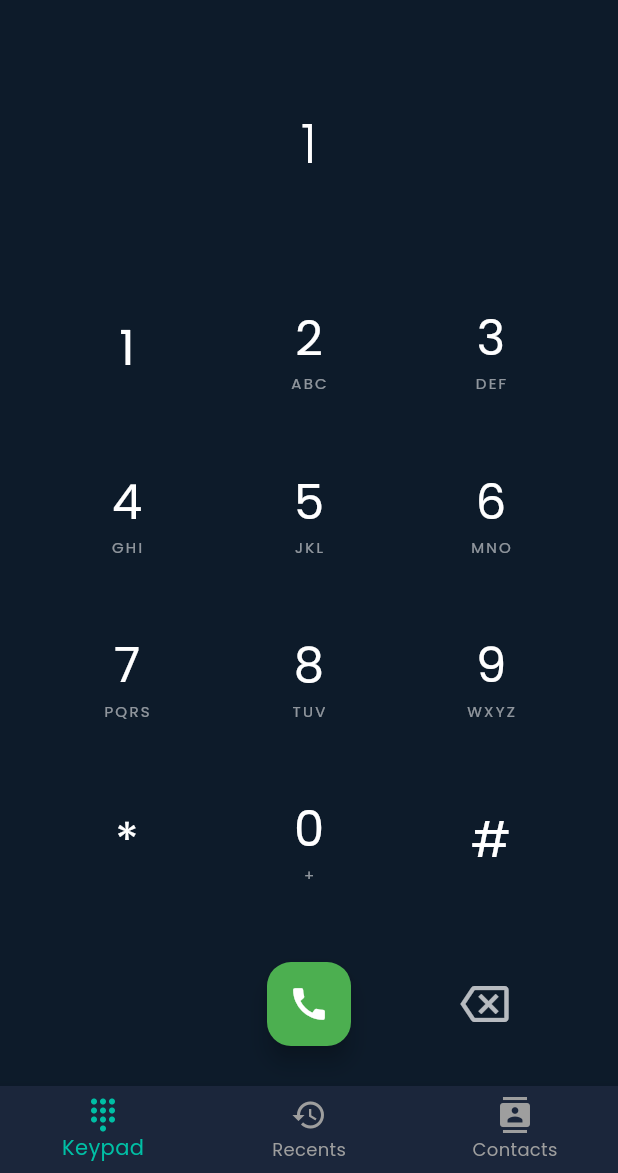
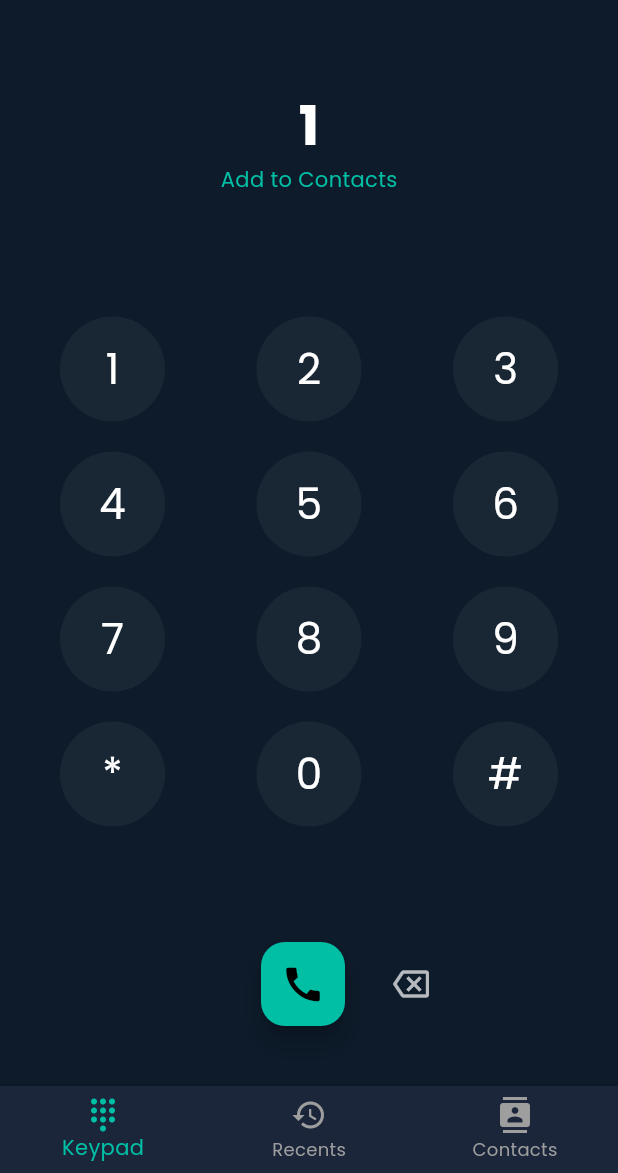
Before and after one commit to vsn-5968/SCAMS, a Flutter app: the screen it shows after launch, after a tap on an icon or button, on a phone screen of 412 x 824 dp, the part 63-1236 px from its top. Run offline on Flutter 3.47's test engine with Material 3 defaults, Android fonts, the phone set to English and light mode, and no system bars; our stand-ins replace google_fonts, permission_handler; missing offline and left inert: agora_rtc_engine; network calls fail.

Commit message:
Reverted Back to Dialer

```diff
--- a/lib/main.dart
+++ b/lib/main.dart
@@ -1,10 +1,9 @@
 import 'package:flutter/material.dart';
 import 'package:google_fonts/google_fonts.dart';
-// import 'package:permission_handler/permission_handler.dart'; // Not needed at top level for now
 import 'screens/dialer_screen.dart';
 import 'screens/recents_screen.dart';
 import 'screens/contacts_screen.dart';
-import 'screens/incoming_call_screen.dart'; // Import the new screen
+import 'screens/incoming_call_screen.dart';
 
 void main() {
   runApp(const ScamDetectorApp());
@@ -62,15 +61,14 @@ class _MainScreenState extends State<MainScreen> {
         centerTitle: true,
         leading: const Icon(Icons.security, color: Color(0xFF00BFA5)),
         actions: [
-          // Simulate Incoming Call Button
           IconButton(
             icon: const Icon(Icons.add_call, color: Colors.redAccent),
-            tooltip: "Simulate Scam Call",
+            tooltip: "Simulate Incoming Call",
             onPressed: () {
               Navigator.push(
                 context,
                 MaterialPageRoute(
-                  builder: (context) => const IncomingCallScreen(),
+                  builder: (context) => IncomingCallScreen(),
                 ),
               );
             },
--- a/lib/screens/dialer_screen.dart
+++ b/lib/screens/dialer_screen.dart
@@ -1,6 +1,5 @@
 import 'package:flutter/material.dart';
-import 'package:flutter_phone_direct_caller/flutter_phone_direct_caller.dart';
-import 'call_screen.dart';
+import 'incoming_call_screen.dart';
 
 class DialerScreen extends StatefulWidget {
   const DialerScreen({super.key});
@@ -10,26 +9,33 @@ class DialerScreen extends StatefulWidget {
 }
 
 class _DialerScreenState extends State<DialerScreen> {
-  String _dialedNumber = '';
+  String _phoneNumber = "";
 
-  void _onNumberPressed(String number) {
-    if (_dialedNumber.length < 15) {
-      setState(() => _dialedNumber += number);
+  void _onKeyPress(String value) {
+    setState(() {
+      if (_phoneNumber.length < 15) {
+        _phoneNumber += value;
       }
+    });
   }
 
-  void _onDeletePressed() {
-    if (_dialedNumber.isNotEmpty) {
-      setState(() => _dialedNumber = _dialedNumber.substring(0, _dialedNumber.length - 1));
+  void _onBackspace() {
+    setState(() {
+      if (_phoneNumber.isNotEmpty) {
+        _phoneNumber = _phoneNumber.substring(0, _phoneNumber.length - 1);
       }
+    });
   }
 
-  void _onCallPressed() {
-    if (_dialedNumber.isNotEmpty) {
+  void _makeCall() {
+    if (_phoneNumber.isNotEmpty) {
       Navigator.push(
         context,
         MaterialPageRoute(
-          builder: (context) => CallScreen(contactName: "Unknown", phoneNumber: _dialedNumber),
+          builder: (context) => IncomingCallScreen(
+            callerName: "Unknown Number",
+            callerNumber: _phoneNumber,
+          ),
         ),
       );
     }
@@ -39,44 +45,62 @@ class _DialerScreenState extends State<DialerScreen> {
   Widget build(BuildContext context) {
     return Column(
       children: [
-        // Display Number
-        Expanded(
-          flex: 3, // Increased flex slightly to give more room for number
-          child: Center(
-            child: Text(
-              _dialedNumber.isEmpty ? 'Dial a number' : _dialedNumber,
-              style: TextStyle(
+        const SizedBox(height: 40),
+        // Display Area
+        SizedBox(
+          height: 80,
+          child: Column(
+            mainAxisAlignment: MainAxisAlignment.center,
+            children: [
+              Text(
+                _phoneNumber,
+                style: const TextStyle(
                   fontSize: 36,
-                fontWeight: FontWeight.w300,
-                color: _dialedNumber.isEmpty ? Colors.grey : Colors.white,
+                  fontWeight: FontWeight.bold,
+                  color: Colors.white,
                 ),
               ),
+              if (_phoneNumber.isNotEmpty)
+                const Text(
+                  "Add to Contacts",
+                  style: TextStyle(color: Color(0xFF00BFA5), fontSize: 14),
+                ),
+            ],
           ),
         ),
-
-        // Keypad
-        Expanded(
-          flex: 8, // Keypad takes most of the space
-          child: _buildKeypad(),
+        const Spacer(),
+        // Number Pad
+        Padding(
+          padding: const EdgeInsets.symmetric(horizontal: 40),
+          child: Column(
+            children: [
+              _buildRow(["1", "2", "3"]),
+              const SizedBox(height: 20),
+              _buildRow(["4", "5", "6"]),
+              const SizedBox(height: 20),
+              _buildRow(["7", "8", "9"]),
+              const SizedBox(height: 20),
+              _buildRow(["*", "0", "#"]),
+            ],
           ),
-
+        ),
+        const Spacer(),
         // Action Buttons
-        Expanded(
-          flex: 2,
+        Padding(
+          padding: const EdgeInsets.only(bottom: 40),
           child: Row(
-            mainAxisAlignment: MainAxisAlignment.spaceEvenly,
+            mainAxisAlignment: MainAxisAlignment.center,
             children: [
-              const SizedBox(width: 48), // Placeholder for alignment
+              const SizedBox(width: 60), // Placeholder for symmetry
               FloatingActionButton(
-                onPressed: _onCallPressed,
-                backgroundColor: Colors.green,
-                child: const Icon(Icons.call, size: 28, color: Colors.white),
+                onPressed: _makeCall,
+                backgroundColor: const Color(0xFF00BFA5),
+                child: const Icon(Icons.call, size: 30),
               ),
+              const SizedBox(width: 20),
               IconButton(
-                onPressed: _onDeletePressed,
-                icon: const Icon(Icons.backspace_outlined),
-                iconSize: 32,
-                color: Colors.white70,
+                onPressed: _onBackspace,
+                icon: const Icon(Icons.backspace_outlined, color: Colors.white70),
               ),
             ],
           ),
@@ -85,45 +109,29 @@ class _DialerScreenState extends State<DialerScreen> {
     );
   }
 
-  Widget _buildKeypad() {
-    final List<List<Map<String, String>>> rows = [
-      [{'number': '1', 'letters': ''}, {'number': '2', 'letters': 'ABC'}, {'number': '3', 'letters': 'DEF'}],
-      [{'number': '4', 'letters': 'GHI'}, {'number': '5', 'letters': 'JKL'}, {'number': '6', 'letters': 'MNO'}],
-      [{'number': '7', 'letters': 'PQRS'}, {'number': '8', 'letters': 'TUV'}, {'number': '9', 'letters': 'WXYZ'}],
-      [{'number': '*', 'letters': ''}, {'number': '0', 'letters': '+'}, {'number': '#', 'letters': ''}],
-    ];
+  Widget _buildRow(List<String> values) {
+    return Row(
+      mainAxisAlignment: MainAxisAlignment.spaceBetween,
+      children: values.map((val) => _buildNumberButton(val)).toList(),
+    );
+  }
 
-    return Padding(
-      padding: const EdgeInsets.symmetric(horizontal: 24.0),
-      child: Column(
-        children: rows.map((row) {
-          return Expanded(
-            child: Row(
-              children: row.map((key) {
-                return Expanded(
-                  child: InkWell(
-                    onTap: () => _onNumberPressed(key['number']!),
-                    customBorder: const CircleBorder(),
-                    child: Column(
-                      mainAxisAlignment: MainAxisAlignment.center,
-                      children: [
-                        Text(
-                          key['number']!,
-                          style: const TextStyle(fontSize: 32, fontWeight: FontWeight.w400, color: Colors.white),
+  Widget _buildNumberButton(String val) {
+    return GestureDetector(
+      onTap: () => _onKeyPress(val),
+      child: Container(
+        height: 70,
+        width: 70,
+        decoration: BoxDecoration(
+          color: Colors.white.withOpacity(0.05),
+          shape: BoxShape.circle,
         ),
-                        if (key['letters']!.isNotEmpty)
-                          Text(
-                            key['letters']!,
-                            style: const TextStyle(fontSize: 10, color: Colors.white54, letterSpacing: 1.5),
-                          ),
-                      ],
+        child: Center(
+          child: Text(
+            val,
+            style: const TextStyle(fontSize: 28, color: Colors.white),
           ),
         ),
-                );
-              }).toList(),
-            ),
-          );
-        }).toList(),
       ),
     );
   }
```
Also changed, not shown: lib/screens/call_screen.dart (+59 -100 lines), lib/screens/incoming_call_screen.dart (+16 -6 lines), lib/services/voip_service.dart (+19 -33 lines), lib/services/signaling_service.dart (added). Lines whose indentation alone changed are shown as unchanged.
